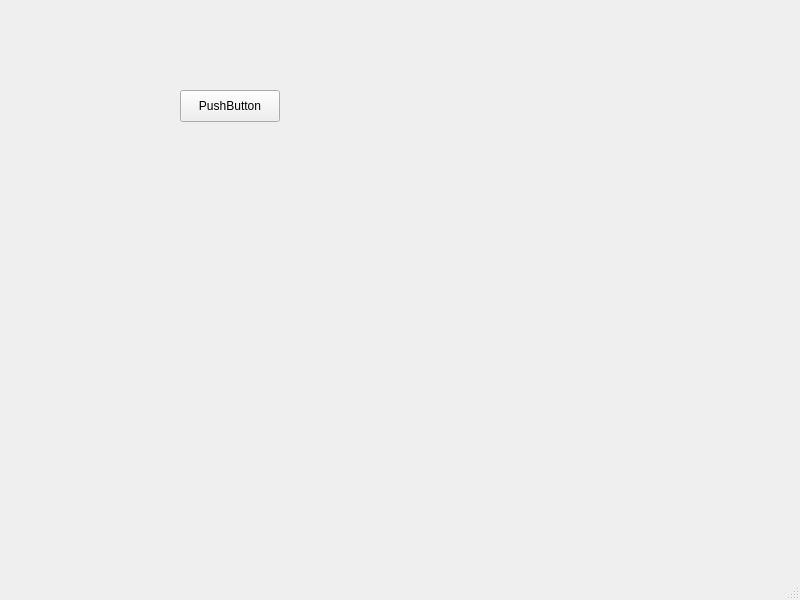
hevanto/QtCurvesCPP, file mainwindow.ui: the form before one commit.
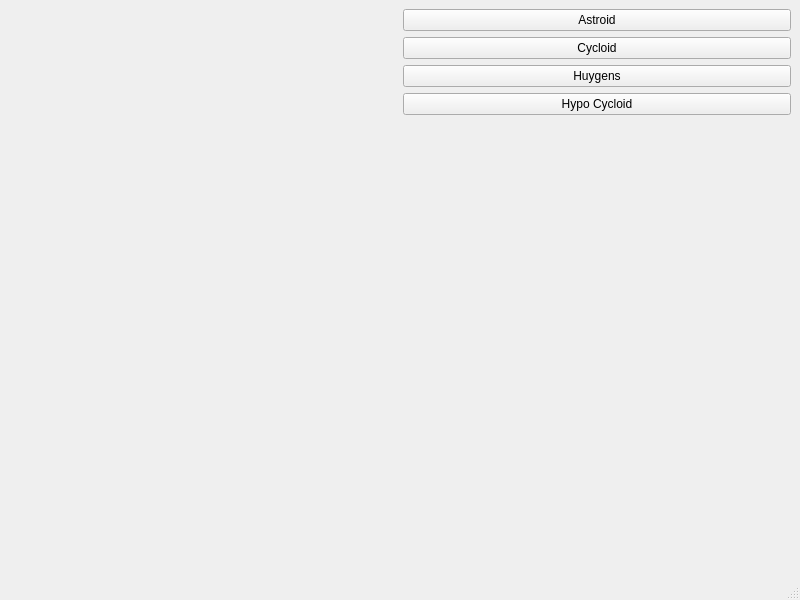
The form after the commit. Custom widgets are drawn as their Qt base class.

Commit message: Implementing RenderArea:

```diff
--- a/mainwindow.ui
+++ b/mainwindow.ui
@@ -14,22 +14,71 @@
    <string>MainWindow</string>
   </property>
   <widget class="QWidget" name="centralwidget">
-   <widget class="QPushButton" name="pushButton">
-    <property name="geometry">
-     <rect>
-      <x>180</x>
-      <y>90</y>
-      <width>100</width>
-      <height>32</height>
-     </rect>
-    </property>
-    <property name="text">
-     <string>PushButton</string>
-    </property>
-   </widget>
+   <layout class="QGridLayout" name="gridLayout">
+    <item row="0" column="0">
+     <layout class="QHBoxLayout" name="horizontalLayout">
+      <item>
+       <widget class="RenderArea" name="renderArea" native="true"/>
+      </item>
+      <item>
+       <layout class="QVBoxLayout" name="verticalLayout">
+        <item>
+         <widget class="QPushButton" name="btnAstroid">
+          <property name="text">
+           <string>Astroid</string>
+          </property>
+         </widget>
+        </item>
+        <item>
+         <widget class="QPushButton" name="btnCycloid">
+          <property name="text">
+           <string>Cycloid</string>
+          </property>
+         </widget>
+        </item>
+        <item>
+         <widget class="QPushButton" name="btnHuygens">
+          <property name="text">
+           <string>Huygens</string>
+          </property>
+         </widget>
+        </item>
+        <item>
+         <widget class="QPushButton" name="btnHypo">
+          <property name="text">
+           <string>Hypo Cycloid</string>
+          </property>
+         </widget>
+        </item>
+        <item>
+         <spacer name="verticalSpacer">
+          <property name="orientation">
+           <enum>Qt::Vertical</enum>
+          </property>
+          <property name="sizeHint" stdset="0">
+           <size>
+            <width>20</width>
+            <height>40</height>
+           </size>
+          </property>
+         </spacer>
+        </item>
+       </layout>
+      </item>
+     </layout>
+    </item>
+   </layout>
   </widget>
   <widget class="QStatusBar" name="statusbar"/>
  </widget>
+ <customwidgets>
+  <customwidget>
+   <class>RenderArea</class>
+   <extends>QWidget</extends>
+   <header>renderarea.h</header>
+   <container>1</container>
+  </customwidget>
+ </customwidgets>
  <resources/>
  <connections/>
 </ui>
```
The commit also changes 5 other files.
